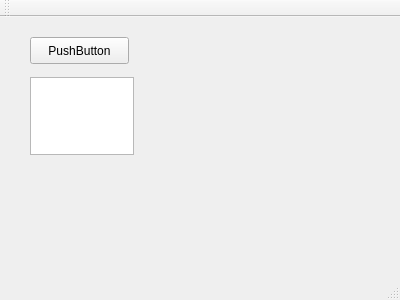
Qt form ServerApplication/src/libs/ui/mainwindow.ui (militia11/in) before a commit.
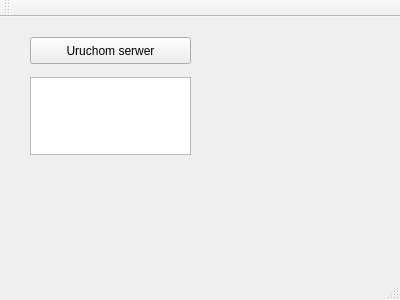
The same form after that commit.

Diff of the .ui file:
```diff
--- a/ServerApplication/src/libs/ui/mainwindow.ui
+++ b/ServerApplication/src/libs/ui/mainwindow.ui
@@ -19,12 +19,12 @@
      <rect>
       <x>30</x>
       <y>20</y>
-      <width>99</width>
+      <width>161</width>
       <height>27</height>
      </rect>
     </property>
     <property name="text">
-     <string>PushButton</string>
+     <string>Uruchom serwer</string>
     </property>
    </widget>
    <widget class="QTextEdit" name="textEdit">
@@ -32,7 +32,7 @@
      <rect>
       <x>30</x>
       <y>60</y>
-      <width>104</width>
+      <width>161</width>
       <height>78</height>
      </rect>
     </property>
```
